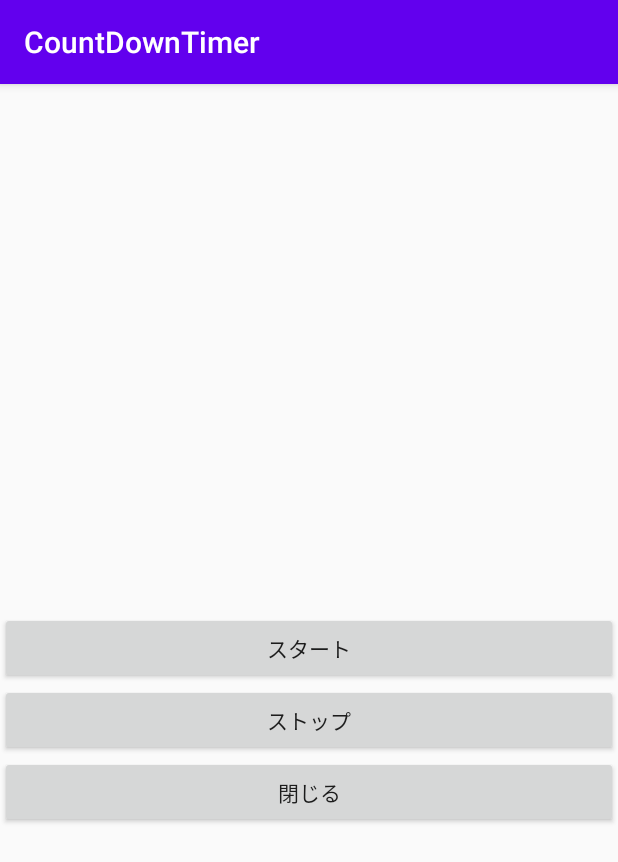
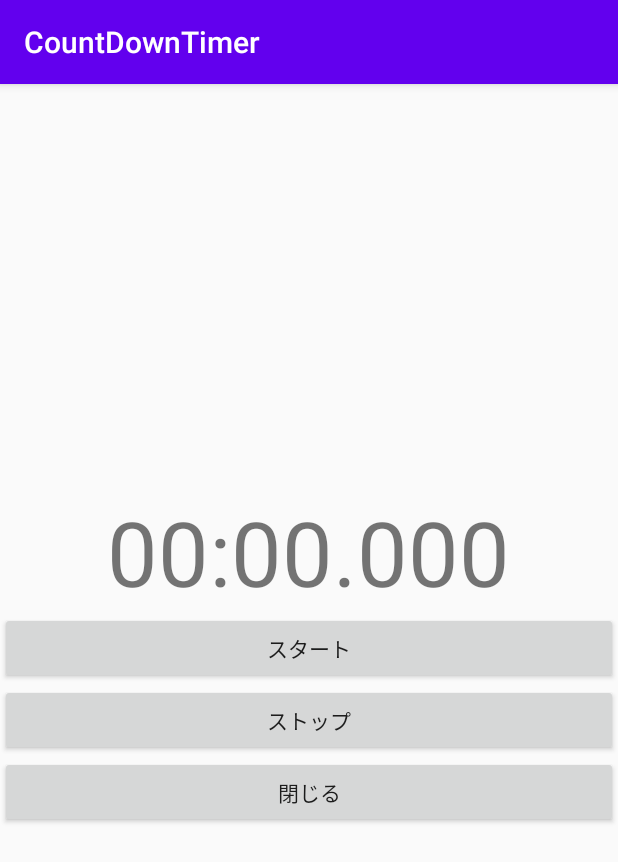
Before and after one commit to pon-1910/CountDownTimer, an Android app: the MainActivity screen opened directly, with no data from a screen before it, on a phone screen of 412 x 824 dp. Shown: the top 862 px of the screen. Run offline under Robolectric (Android 15) with nearby library versions, the phone set to English and light mode, and no system bars.

Commit message:
3分間の画面を作成

```diff
--- a/app/src/main/java/com/example/mycompany/countdowntimer/MainActivity.java
+++ b/app/src/main/java/com/example/mycompany/countdowntimer/MainActivity.java
@@ -1,17 +1,59 @@
 package com.example.mycompany.countdowntimer;
 
+import androidx.annotation.RequiresApi;
 import androidx.appcompat.app.AppCompatActivity;
 
 import android.content.Intent;
+import android.icu.text.SimpleDateFormat;
+import android.os.Build;
 import android.os.Bundle;
+import android.os.CountDownTimer;
 import android.view.View;
+import android.widget.Button;
+import android.widget.TextView;
 
+import java.util.Locale;
+
+@RequiresApi(api = Build.VERSION_CODES.N)
 public class MainActivity extends AppCompatActivity {
+
+    private TextView timerText;
+    private SimpleDateFormat dateFormat = new SimpleDateFormat("mm:ss.SSS", Locale.US);
 
     @Override
     protected void onCreate(Bundle savedInstanceState) {
         super.onCreate(savedInstanceState);
         setContentView(R.layout.activity_main);
+
+        //3分= 3×60×1000 = 180000 msec
+        long countNumber = 180000;
+        //インターバル　msec
+        long interval = 10;
+
+        Button startButton = findViewById(R.id.three_start_button);
+        Button stopButton = findViewById(R.id.three_stop_button);
+
+        timerText = findViewById(R.id.three_timer);
+        timerText.setText(dateFormat.format(0));
+
+        //インスタンス生成
+
+        final CountDown countDown = new CountDown(countNumber, interval);
+
+        startButton.setOnClickListener(new View.OnClickListener() {
+            @Override
+            public void onClick(View v) {
+                countDown.start();
+            }
+        });
+
+        stopButton.setOnClickListener(new View.OnClickListener() {
+            @Override
+            public void onClick(View v) {
+                countDown.cancel();
+                timerText.setText(dateFormat.format(0));
+            }
+        });
 
         View close = findViewById(R.id.three_close_button);
 
@@ -26,4 +68,24 @@ public class MainActivity extends AppCompatActivity {
             }
         });
     }
+
+    class CountDown extends CountDownTimer {
+
+        CountDown(long millisInFuture, long countDownInterval){
+            super(millisInFuture, countDownInterval);
+        }
+
+        @Override
+        public void onFinish() {
+            //完了
+            timerText.setText(dateFormat.format(0));
+        }
+
+        //インターバルで呼ばれる
+        @Override
+        public void onTick(long millisUntilFinished) {
+
+            timerText.setText(dateFormat.format(millisUntilFinished));
+        }
+    }
 }
--- a/build.gradle
+++ b/build.gradle
@@ -5,7 +5,7 @@ buildscript {
         jcenter()
     }
     dependencies {
-        classpath "com.android.tools.build:gradle:4.0.2"
+        classpath 'com.android.tools.build:gradle:4.1.1'
 
         // NOTE: Do not place your application dependencies here; they belong
         // in the individual module build.gradle files
```
Also changed, not shown: gradle/wrapper/gradle-wrapper.properties.
